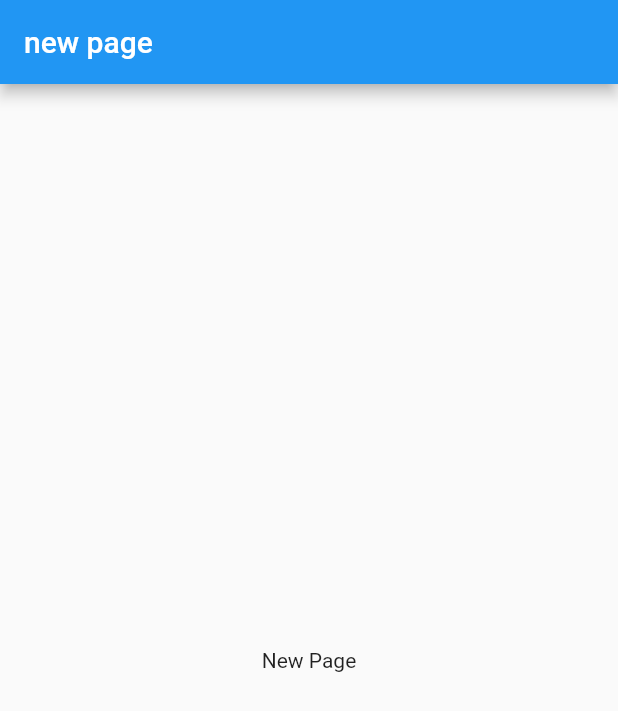
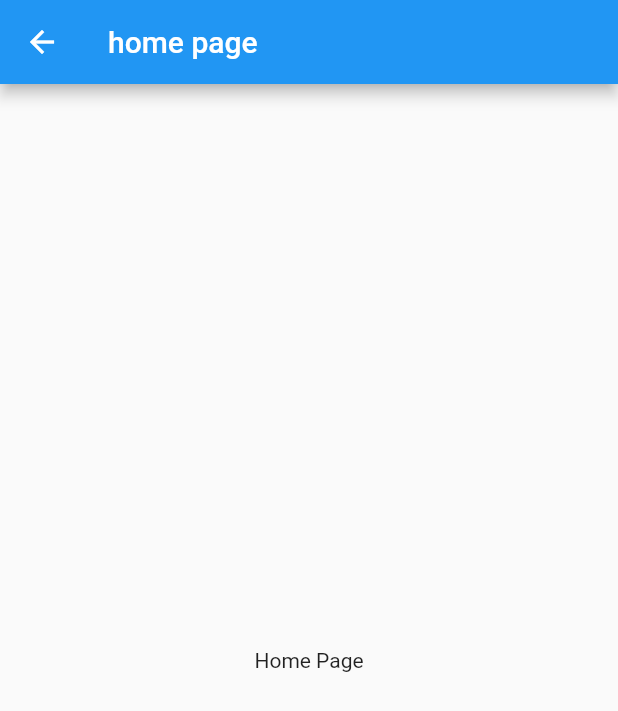
Before and after one commit to atul000/flutter-navigation_drawer, a Flutter app: the NewPage screen opened directly, on a phone screen of 412 x 824 dp. Shown: the top 711 px of the screen. Run offline on Flutter 3.47's test engine with Material 2 defaults, Android fonts, the phone set to English and light mode, and no system bars.

Commit message:
version 6

```diff
--- a/lib/main.dart
+++ b/lib/main.dart
@@ -10,9 +10,9 @@ class MyApp extends StatelessWidget {
     return new MaterialApp(
       theme: new ThemeData(primarySwatch: Colors.blue),
       home: new HomePage(),
-      routes: <String, WidgetBuilder>{
-        "/a": (BuildContext context) => new NewPage("New Page"),
-      },
+      // routes: <String, WidgetBuilder>{
+      //   "/a": (BuildContext context) => new NewPage("New Page"),
+      // },
     );
   }
 }
@@ -38,6 +38,12 @@ class HomePage extends StatelessWidget {
             new ListTile(
               title: new Text("Home"),
               trailing: new Icon(Icons.home),
+              onTap: () {
+                Navigator.of(context).pop();
+                Navigator.of(context).push(new MaterialPageRoute(
+                    builder: (BuildContext context) =>
+                        new NewPage("Home Page")));
+              },
             ),
             new ListTile(
               title: new Text("About"),
--- a/lib/new_page.dart
+++ b/lib/new_page.dart
@@ -9,7 +9,7 @@ class NewPage extends StatelessWidget {
   Widget build(BuildContext context) {
     return new Scaffold(
       appBar: new AppBar(
-        title: new Text("new page"),
+        title: new Text("home page"),
       ),
       body: new Center(
         child: new Text(title),
```
